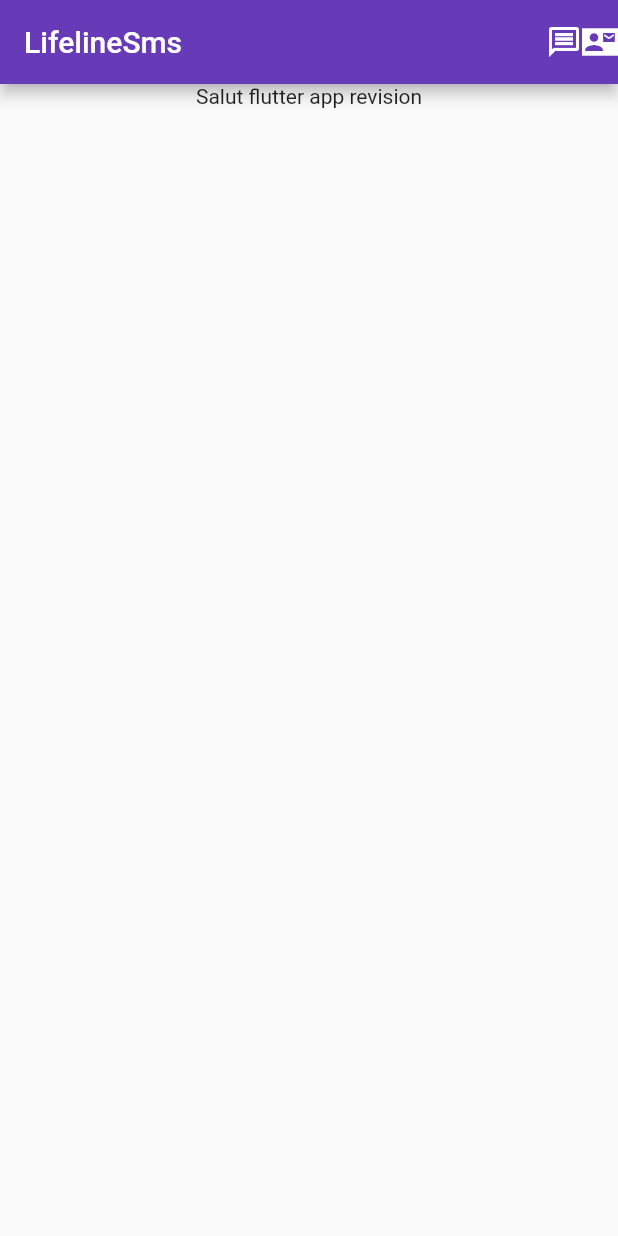
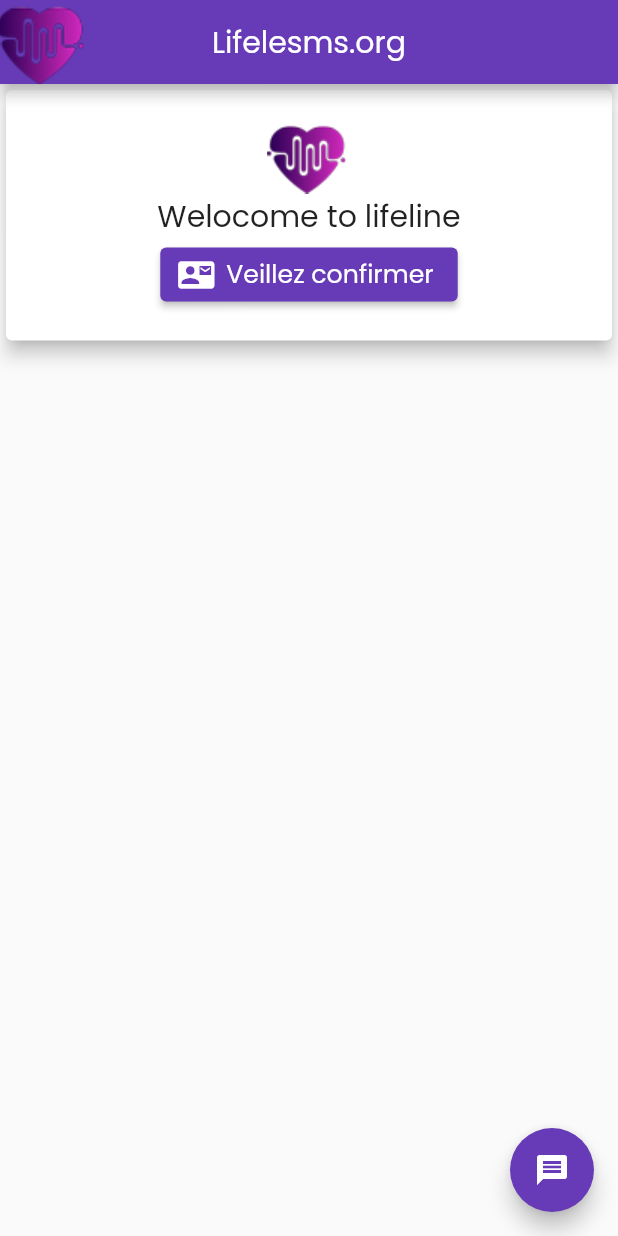
Before and after one commit to IDRISSHACKER/codaMuzic, a Flutter app: the screen it shows after launch, on a phone screen of 412 x 824 dp. Run offline on Flutter 3.47's test engine with Material 2 defaults, Android fonts, the phone set to English and light mode, and no system bars.

Commit message:
initialize interface

```diff
--- a/lifelinesms/lib/main.dart
+++ b/lifelinesms/lib/main.dart
@@ -1,63 +1,6 @@
 import "package:flutter/material.dart";
-import "package:english_words/english_words.dart";
+import "./widgets/app.widget.dart";
 
 void main(){
   runApp(const App());
 }
-
-class App extends StatelessWidget{
-  const App({Key? key}) : super(key: key);
-
-  @override
-  Widget build(BuildContext context) {
-    final randWord = generateWordPairs();
-    // TODO: implement build
-    return MaterialApp(
-      title: "Lifelinesms",
-      debugShowCheckedModeBanner: false,
-        theme: ThemeData(
-          colorScheme: ColorScheme.fromSwatch(
-            primarySwatch: Colors.deepPurple,
-          )
-        ),
-      home: Home()
-
-    );
-  }
-
-}
-
-class Home extends StatefulWidget{
-  const Home({Key? key}) : super(key: key);
-
-  @override
-  State<StatefulWidget> createState() {
-    // TODO: implement createState
-    return _Home();
-  }
-
-}
-
-class _Home extends State<Home>{
-  @override
-  Widget build(BuildContext context) {
-    // TODO: implement build
-    return Scaffold(
-      appBar: AppBar(
-        title: Text("LifelineSms"),
-        actions: [
-          Icon(Icons.message_outlined),
-          Icon(Icons.contact_mail_sharp)
-        ],
-      ),
-      body: SingleChildScrollView(
-        child: Container(
-          child: Center(
-            child:  Text("Salut flutter app revision"),
-          ),
-        ),
-      ),
-    );
-  }
-
-}
--- /dev/null
+++ b/lifelinesms/lib/widgets/app.widget.dart
@@ -0,0 +1,24 @@
+import "package:flutter/material.dart";
+import "./home.widget.dart";
+
+class App extends StatelessWidget{
+  const App({Key? key}) : super(key: key);
+
+  @override
+  Widget build(BuildContext context) {
+    // TODO: implement build
+    return MaterialApp(
+        title: "Lifelinesms",
+        debugShowCheckedModeBanner: false,
+        theme: ThemeData(
+            colorScheme: ColorScheme.fromSwatch(
+              primarySwatch: Colors.deepPurple,
+            ),
+          fontFamily: "Poppins"
+        ),
+        home: Home()
+
+    );
+  }
+
+}
--- /dev/null
+++ b/lifelinesms/lib/widgets/home.widget.dart
@@ -0,0 +1,70 @@
+import "package:flutter/material.dart";
+
+class Home extends StatefulWidget{
+  const Home({Key? key}) : super(key: key);
+
+  @override
+  State<StatefulWidget> createState() {
+    // TODO: implement createState
+    return _Home();
+  }
+
+}
+
+class _Home extends State<Home>{
+  @override
+  Widget build(BuildContext context) {
+
+    const logoUrl = "images/favicon.png";
+    bool pressed = false;
+
+    return Scaffold(
+      appBar: AppBar(
+        leading: Image.asset("images/favicon.png", fit: BoxFit.cover),
+        title: const Text("Lifelesms.org"),
+        centerTitle: true,
+      ),
+      body: SingleChildScrollView(
+        child: Center(
+          child:  Card(
+            elevation: 5.0,
+            margin: const EdgeInsets.all(4.0),
+            child: Center(
+              child: Container(
+                margin: const EdgeInsets.all(20.0),
+                child: Column(
+                  mainAxisAlignment: MainAxisAlignment.center,
+                    children: [
+                      Image.asset("images/favicon.png", fit: BoxFit.cover),
+                      const Text("Welocome to lifeline", textScaleFactor: 10.0, style: TextStyle(
+                        fontSize: 2
+                      )),
+                      ButtonTheme(child: ElevatedButton.icon(onPressed: (){
+                        setState((){
+                          print("Hello word");
+                          pressed = !pressed;
+                        });
+                      }, icon: Icon(Icons.contact_mail), label: Text( "Veillez confirmer", textScaleFactor: 1.2,
+                      )
+                      ),
+                        minWidth: 200.0,
+                        height: 200.0,
+                      )
+                    ],
+                ),
+              ),
+            ),
+          ),
+        ),
+      ),
+      floatingActionButton: FloatingActionButton(onPressed: newSms,
+        child: Icon(Icons.message),
+      ),
+    );
+  }
+
+}
+
+void newSms(){
+  print("Nouveau message");
+}
```
Also changed, not shown: lifelinesms/pubspec.yaml (+7 -6 lines), lifelinesms/fonts/Poppins-Regular.ttf (added), lifelinesms/images/favicon.png (added), lifelinesms/images/lerone-pieters-PTmrpv_2gUI-unsplash.jpg (added).
